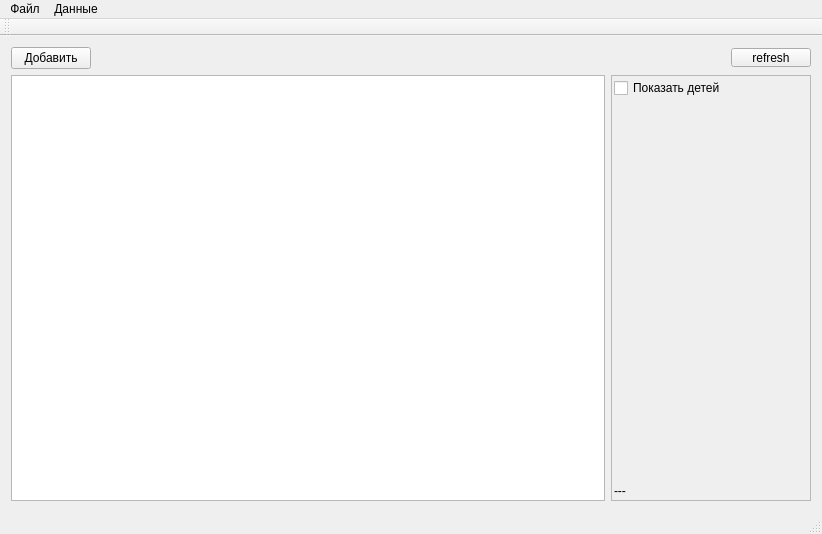
Above: mainwindow.ui from ChromVanadium/InventarIO before the change. Below: the same form after it.
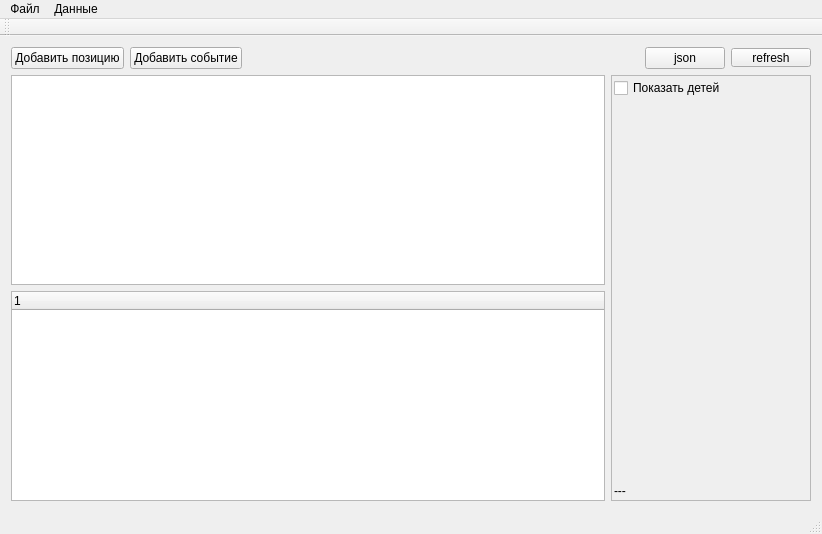
That is the form after the change.

The edit to the form file:
```diff
--- a/mainwindow.ui
+++ b/mainwindow.ui
@@ -23,7 +23,14 @@
       <item>
        <widget class="QPushButton" name="btAdd">
         <property name="text">
-         <string>Добавить</string>
+         <string>Добавить позицию</string>
+        </property>
+       </widget>
+      </item>
+      <item>
+       <widget class="QPushButton" name="btAddEvent">
+        <property name="text">
+         <string>Добавить событие</string>
         </property>
        </widget>
       </item>
@@ -40,6 +47,13 @@
         </property>
        </spacer>
       </item>
+      <item>
+       <widget class="QPushButton" name="btJson">
+        <property name="text">
+         <string>json</string>
+        </property>
+       </widget>
+      </item>
       <item>
        <widget class="QPushButton" name="btRefresh">
         <property name="maximumSize">
@@ -61,6 +75,11 @@
        <number>0</number>
       </property>
       <item>
+       <layout class="QVBoxLayout" name="vl3">
+        <property name="leftMargin">
+         <number>0</number>
+        </property>
+        <item>
        <widget class="QTableWidget" name="tableWidget">
         <property name="styleSheet">
          <string notr="true">selection-color: rgb(0, 0, 0);
@@ -76,6 +95,20 @@
          <bool>true</bool>
         </attribute>
        </widget>
+        </item>
+        <item>
+         <widget class="QTreeWidget" name="treeWidget">
+          <property name="expandsOnDoubleClick">
+           <bool>false</bool>
+          </property>
+          <column>
+           <property name="text">
+            <string notr="true">1</string>
+           </property>
+          </column>
+         </widget>
+        </item>
+       </layout>
       </item>
       <item>
        <widget class="QFrame" name="frame">
```
Lines whose indentation alone changed are shown as unchanged.
